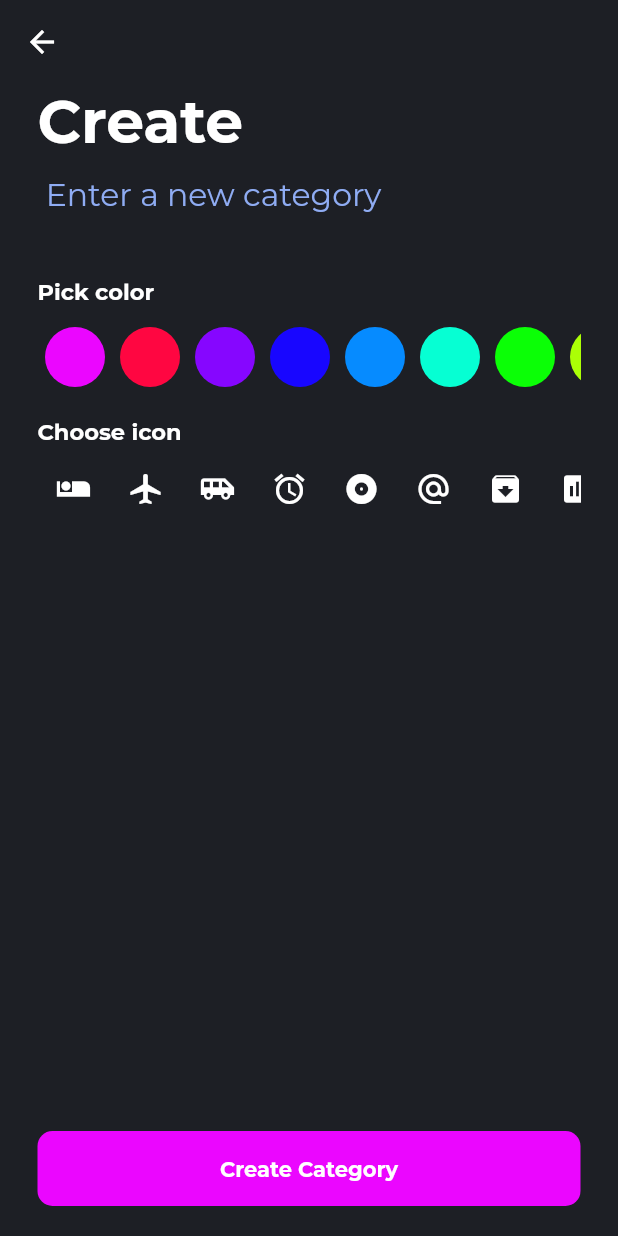
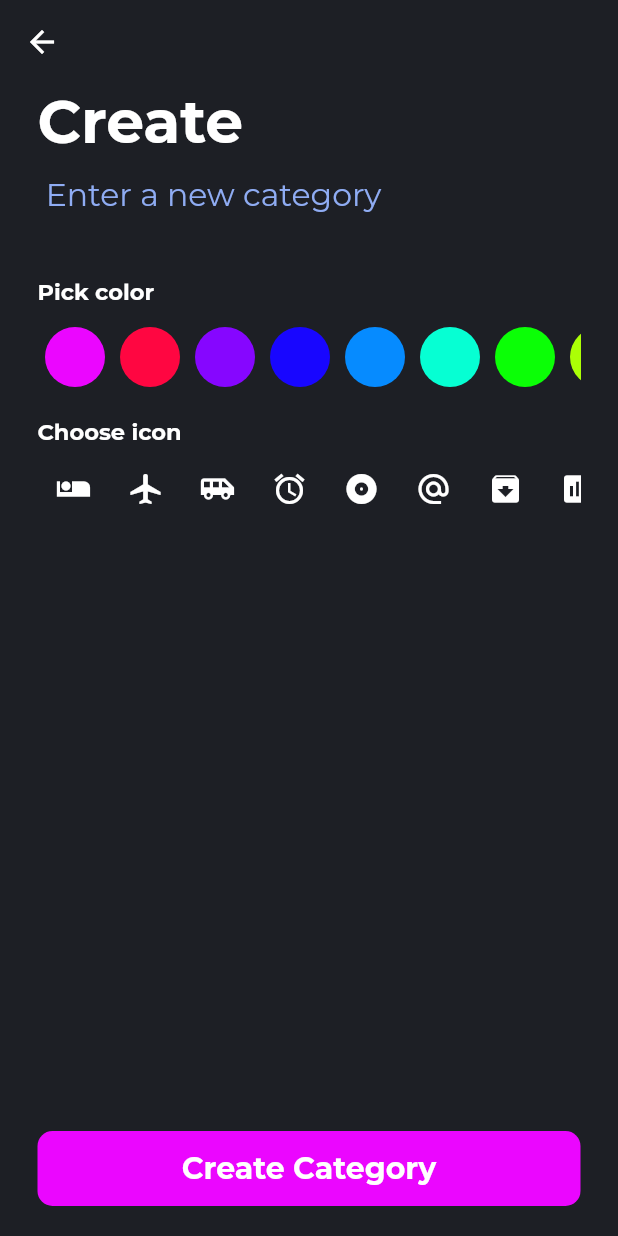
Before and after one commit to JordiiVidal/daily-goals-flutter, a Flutter app: the FormCategoryScreen screen opened by its route, on a phone screen of 412 x 824 dp. Run offline on Flutter 3.47's test engine with Material 2 defaults, Android fonts, the phone set to English and light mode, and no system bars; our stand-ins replace chips_choice, flutter_slidable, flutter_time_picker_spinner, google_fonts, sqflite, table_calendar; missing offline and left inert: keyboard_visibility; accounts and stored records are empty.

```diff
--- a/lib/domain/models/form_model.dart
+++ b/lib/domain/models/form_model.dart
@@ -1,4 +1,3 @@
-import 'package:daily_goals/domain/models/category_model.dart';
 import 'package:daily_goals/domain/models/task_model.dart';
 
 class FormModel {
--- a/lib/presentation/screens/categories_screen.dart
+++ b/lib/presentation/screens/categories_screen.dart
@@ -1,10 +1,10 @@
+import 'package:flutter/material.dart';
+import 'package:provider/provider.dart';
+
 import 'package:daily_goals/presentation/providers/category_provider.dart';
 import 'package:daily_goals/presentation/routes/app_routes.dart';
 import 'package:daily_goals/presentation/theme.dart';
 import 'package:daily_goals/presentation/widgets/category/category_tile.dart';
-import 'package:daily_goals/presentation/widgets/circle_icon.dart';
-import 'package:flutter/material.dart';
-import 'package:provider/provider.dart';
 
 class CategoriesScreen extends StatelessWidget {
   const CategoriesScreen({Key key}) : super(key: key);
--- a/lib/presentation/widgets/category/category_card.dart
+++ b/lib/presentation/widgets/category/category_card.dart
@@ -1,8 +1,8 @@
+import 'package:flutter/material.dart';
+
 import 'package:daily_goals/domain/models/category_model.dart';
-import 'package:daily_goals/presentation/routes/app_routes.dart';
 import 'package:daily_goals/presentation/theme.dart';
 import 'package:daily_goals/presentation/widgets/circle_icon.dart';
-import 'package:flutter/material.dart';
 
 class CategoryCard extends StatelessWidget {
   final CategoryModel categoryModel;
--- a/lib/presentation/widgets/form/submit_form.dart
+++ b/lib/presentation/widgets/form/submit_form.dart
@@ -9,7 +9,11 @@ class SubmitForm extends StatelessWidget {
 
   @override
   Widget build(BuildContext context) {
-    return InkWell(
+    final TextStyle style = Theme.of(context).textTheme.headline6.copyWith(
+          fontSize: 20,
+          fontWeight: FontWeight.w700,
+        );
+    return GestureDetector(
       onTap: () => onTap(context),
       child: Container(
         height: 50,
@@ -20,9 +24,7 @@ class SubmitForm extends StatelessWidget {
         child: Center(
           child: Text(
             title,
-            style: TextStyle(
-              fontWeight: FontWeight.bold,
-            ),
+            style: style,
           ),
         ),
       ),
--- a/lib/presentation/widgets/home/app_bar_home.dart
+++ b/lib/presentation/widgets/home/app_bar_home.dart
@@ -1,7 +1,6 @@
 import 'package:flutter/material.dart';
 
 import 'package:daily_goals/presentation/widgets/search/search_task_delegate.dart';
-import 'package:daily_goals/presentation/routes/app_routes.dart';
 
 import '../../theme.dart';
 import '../../helpers.dart';
@@ -51,11 +50,11 @@ class AppBarHome extends StatelessWidget {
             child: Padding(
               padding: const EdgeInsets.all(8.0),
               child: Icon(
-                Icons.add,
+                Icons.notifications,
                 size: 25,
               ),
             ),
-            onTap: () => Navigator.pushNamed(context, AppRoutes.form),
+            onTap: () => null,
           ),
         ],
       ),
```
Also changed, not shown: lib/presentation/screens/form_goal_screen.dart (+6 -3 lines), lib/presentation/screens/home_screen.dart (+8 -0 lines).
